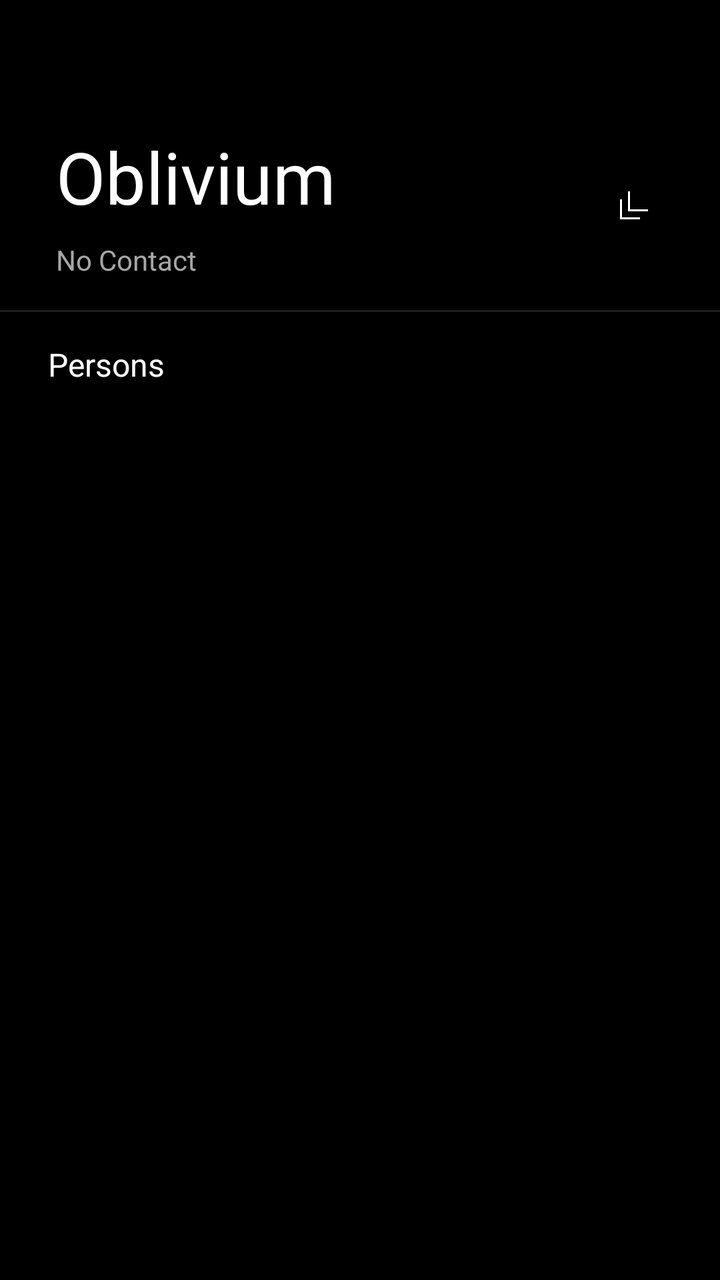
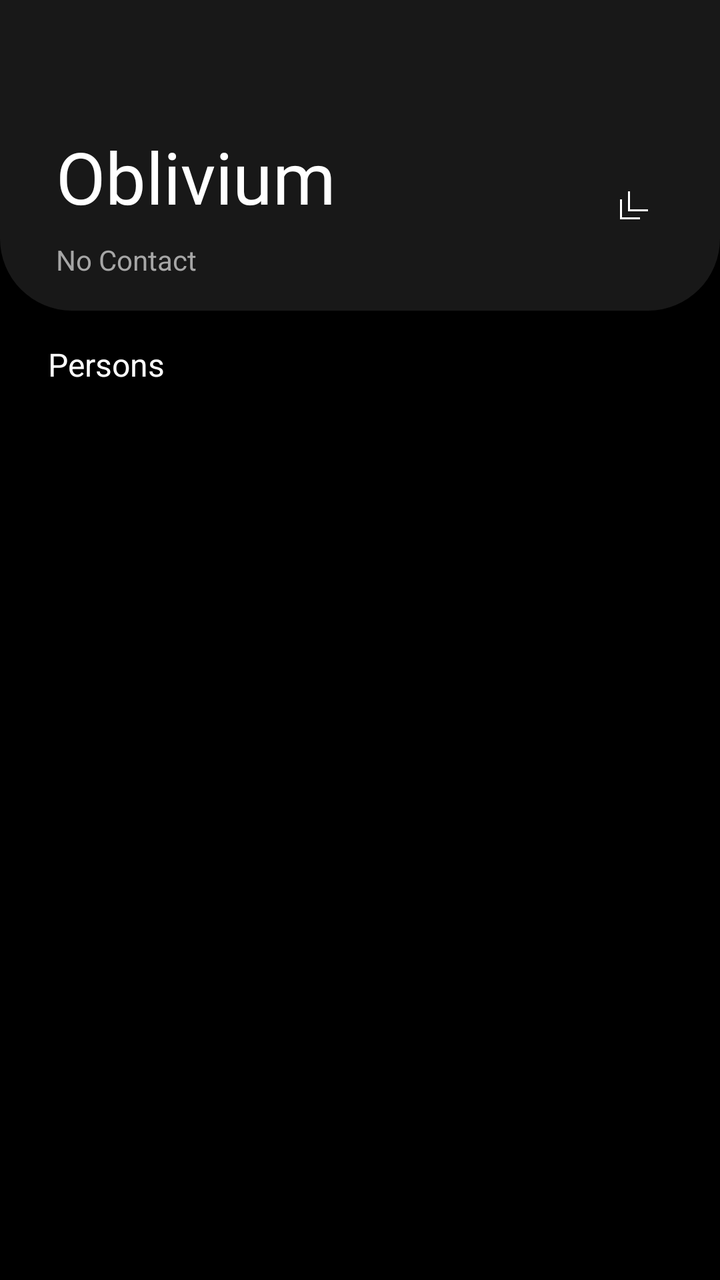

Two renders of the same Android screen: before a commit and after it. Below are the layout's source before the change and the commit's diff.
<!-- AndroidManifest.xml: application theme MainTheme -->
<!-- res/layout/fragment_persons.xml -->
<?xml version="1.0" encoding="utf-8"?>
<RelativeLayout xmlns:android="http://schemas.android.com/apk/res/android"
    android:layout_width="match_parent"
    android:layout_height="match_parent"
    android:orientation="vertical">

    <RelativeLayout
        android:id="@+id/toolbar"
        android:layout_width="match_parent"
        android:layout_height="wrap_content"
        android:paddingHorizontal="@dimen/margin_3"
        android:paddingTop="64dp"
        android:paddingBottom="@dimen/margin_3">

        <LinearLayout
            android:id="@+id/toolbarTexts"
            android:layout_width="match_parent"
            android:layout_height="wrap_content"
            android:layout_toStartOf="@+id/rootButtonMenu"
            android:orientation="vertical"
            android:paddingHorizontal="@dimen/margin_2">

            <LinearLayout
                android:layout_width="wrap_content"
                android:layout_height="wrap_content"
                android:orientation="horizontal">

                <TextView
                    android:id="@+id/textUsername"
                    android:layout_width="wrap_content"
                    android:layout_height="wrap_content"
                    android:fontFamily="@font/roboto_light"
                    android:text="@string/app_name"
                    android:textColor="@color/white"
                    android:textSize="36sp" />

                <ImageView
                    android:id="@+id/iconVerified"
                    android:layout_width="25dp"
                    android:layout_height="25dp"
                    android:layout_marginStart="4dp"
                    android:layout_marginTop="@dimen/margin"
                    android:src="@drawable/icon_verified"
                    android:visibility="invisible" />
            </LinearLayout>

            <TextView
                android:id="@+id/textTime"
                android:layout_width="wrap_content"
                android:layout_height="wrap_content"
                android:layout_marginTop="@dimen/margin"
                android:text="@string/no_contact"
                android:textColor="@color/white_4" />
        </LinearLayout>

        <RelativeLayout
            android:id="@+id/rootButtonMenu"
            android:layout_width="wrap_content"
            android:layout_height="wrap_content"
            android:layout_alignTop="@+id/toolbarTexts"
            android:layout_alignBottom="@+id/toolbarTexts"
            android:layout_alignParentEnd="true">

            <ImageButton
                android:id="@+id/buttonMenu"
                android:layout_width="56dp"
                android:layout_height="56dp"
                android:layout_centerVertical="true"
                android:background="@drawable/button_rounded"
                android:src="@drawable/icon_arrow_more" />
        </RelativeLayout>
    </RelativeLayout>

    <View
        android:layout_width="match_parent"
        android:layout_height="1px"
        android:layout_below="@+id/toolbar"
        android:background="@color/toolbar_line" />

    <TextView
        android:id="@+id/textPersons"
        android:layout_width="wrap_content"
        android:layout_height="wrap_content"
        android:layout_below="@+id/toolbar"
        android:layout_marginStart="@dimen/margin_4"
        android:layout_marginTop="@dimen/margin_3"
        android:text="@string/persons"
        android:textColor="@color/white"
        android:textSize="16sp" />

    <RelativeLayout
        android:id="@+id/buttonInvite"
        android:layout_width="220dp"
        android:layout_height="220dp"
        android:layout_centerInParent="true"
        android:background="@drawable/button_rounded"
        android:clickable="true"
        android:padding="@dimen/margin_3"
        android:visibility="invisible">

        <RelativeLayout
            android:layout_width="wrap_content"
            android:layout_height="wrap_content"
            android:layout_centerInParent="true"
            android:orientation="vertical">

            <TextView
                android:id="@+id/textInvite"
                android:layout_width="wrap_content"
                android:layout_height="wrap_content"
                android:text="@string/send_invite_to_friend"
                android:textColor="@color/white" />

            <ImageView
                android:layout_width="64dp"
                android:layout_height="64dp"
                android:layout_centerHorizontal="true"
                android:layout_marginTop="@dimen/margin"
                android:src="@drawable/icon_invite" />
        </RelativeLayout>
    </RelativeLayout>

    <lucns.oblivium.views.HorizontalIndeterminateThreeBalls
        android:id="@+id/threeBalls"
        android:layout_width="36dp"
        android:layout_height="12dp"
        android:layout_centerInParent="true"
        android:visibility="invisible" />

    <ListView
        android:id="@+id/listView"
        android:layout_width="match_parent"
        android:layout_height="match_parent"
        android:layout_below="@+id/textPersons"
        android:layout_marginTop="@dimen/margin_2"
        android:divider="@color/list_divider"
        android:dividerHeight="1dp"
        android:listSelector="@android:color/transparent"
        android:scrollbarSize="1dp"
        android:scrollbarThumbVertical="@drawable/thumb_scrollbar"
        android:visibility="invisible" />

    <Button
        android:id="@+id/buttonRetry"
        android:layout_width="wrap_content"
        android:layout_height="@dimen/button"
        android:layout_centerInParent="true"
        android:background="@drawable/button_transparent"
        android:paddingHorizontal="@dimen/margin_3"
        android:text="@string/error_retry"
        android:textColor="@drawable/text_state"
        android:visibility="invisible" />
</RelativeLayout>
<!-- resources referenced by this layout -->
<resources>
  <color name="list_divider">#24000000</color>
  <color name="toolbar_line">#44FFFFFF</color>
  <color name="white">@android:color/white</color>
  <color name="white_4">#a6a6a6</color>
  <dimen name="button">48dp</dimen>
  <dimen name="margin">8dp</dimen>
  <dimen name="margin_2">12dp</dimen>
  <dimen name="margin_3">16dp</dimen>
  <dimen name="margin_4">24dp</dimen>
  <!-- drawable button_rounded (drawable) -->
  <?xml version="1.0" encoding="utf-8"?>
  <selector xmlns:android="http://schemas.android.com/apk/res/android">
      <item>
          <ripple android:color="@android:color/white">
              <item android:id="@android:id/mask">
                  <shape android:shape="oval">
                      <solid android:color="@android:color/white" />
                  </shape>
              </item>
              <item>
                  <shape android:shape="oval">
                      <solid android:color="@android:color/transparent" />
                      
                  </shape>
              </item>
          </ripple>
      </item>
  </selector>
  <!-- drawable icon_arrow_more (drawable) -->
  <vector xmlns:android="http://schemas.android.com/apk/res/android"
      android:width="24dp"
      android:height="24dp"
      android:viewportWidth="960"
      android:viewportHeight="960">
    <path
        android:fillColor="@android:color/white"
        android:pathData="M240,800L240,400L280,400L280,760L640,760L640,800L240,800ZM400,640L400,240L440,240L440,600L800,600L800,640L400,640Z"/>
  </vector>
  <!-- drawable text_state (drawable) -->
  <selector xmlns:android="http://schemas.android.com/apk/res/android">
      <item android:color="@color/gray" android:state_enabled="false" />
      <item android:color="@color/white" />
  </selector>
  <!-- drawable thumb_scrollbar (drawable) -->
  <?xml version="1.0" encoding="utf-8"?>
  <shape xmlns:android="http://schemas.android.com/apk/res/android">
      <size android:width="2px" />
      <solid android:color="@color/button_disabled_border" />
  </shape>
  <string name="app_name">Oblivium</string>
  <string name="error_retry">Network error. Touch to retry.</string>
  <string name="no_contact">No Contact</string>
  <string name="persons">Persons</string>
  <string name="send_invite_to_friend">Send a invitation to friend.</string>
  <color name="item_background">#18FFFFFF</color>
  <color name="accent">#E4671F</color>
  <color name="blue">#0085DC</color>
  <color name="gray">#888888</color>
  <color name="button_disabled_border">#58FFFFFF</color>
  <!-- unchanged entries left out for length: 4 -->
</resources>

<!-- the commit's change to res/layout/fragment_persons.xml (unified diff, before → after) -->
@@ -9,6 +9,7 @@
         android:layout_width="match_parent"
         android:layout_height="wrap_content"
         android:paddingHorizontal="@dimen/margin_3"
+        android:background="@drawable/item_background_end"
         android:paddingTop="64dp"
         android:paddingBottom="@dimen/margin_3">
 
@@ -70,12 +71,6 @@
                 android:src="@drawable/icon_arrow_more" />
         </RelativeLayout>
     </RelativeLayout>
-
-    <View
-        android:layout_width="match_parent"
-        android:layout_height="1px"
-        android:layout_below="@+id/toolbar"
-        android:background="@color/toolbar_line" />
 
     <TextView
         android:id="@+id/textPersons"
<!-- resource entries referenced after the edit -->
@@ -1,7 +1,6 @@
 <!-- resources referenced by this layout -->
 <resources>
   <color name="list_divider">#24000000</color>
-  <color name="toolbar_line">#44FFFFFF</color>
   <color name="white">@android:color/white</color>
   <color name="white_4">#a6a6a6</color>
   <dimen name="button">48dp</dimen>
@@ -38,6 +37,26 @@
         android:fillColor="@android:color/white"
         android:pathData="M240,800L240,400L280,400L280,760L640,760L640,800L240,800ZM400,640L400,240L440,240L440,600L800,600L800,640L400,640Z"/>
   </vector>
+  <!-- drawable item_background_end (drawable) -->
+  <?xml version="1.0" encoding="utf-8"?>
+  <selector xmlns:android="http://schemas.android.com/apk/res/android">
+      <item>
+          <ripple android:color="@color/item_ripple">
+              <item android:id="@android:id/mask">
+                  <shape android:shape="rectangle">
+                      <solid android:color="@color/item_ripple" />
+                      <corners android:bottomLeftRadius="@dimen/margin_6" android:bottomRightRadius="@dimen/margin_6" />
+                  </shape>
+              </item>
+              <item>
+                  <shape android:shape="rectangle">
+                      <solid android:color="@color/item_background" />
+                      <corners android:bottomLeftRadius="@dimen/margin_6" android:bottomRightRadius="@dimen/margin_6" />
+                  </shape>
+              </item>
+          </ripple>
+      </item>
+  </selector>
   <!-- drawable text_state (drawable) -->
   <selector xmlns:android="http://schemas.android.com/apk/res/android">
       <item android:color="@color/gray" android:state_enabled="false" />
@@ -57,6 +76,8 @@
   <color name="item_background">#18FFFFFF</color>
   <color name="accent">#E4671F</color>
   <color name="blue">#0085DC</color>
+  <color name="item_ripple">#87FFFFFF</color>
+  <dimen name="margin_6">36dp</dimen>
   <color name="gray">#888888</color>
   <color name="button_disabled_border">#58FFFFFF</color>
   <!-- unchanged entries left out for length: 4 -->
